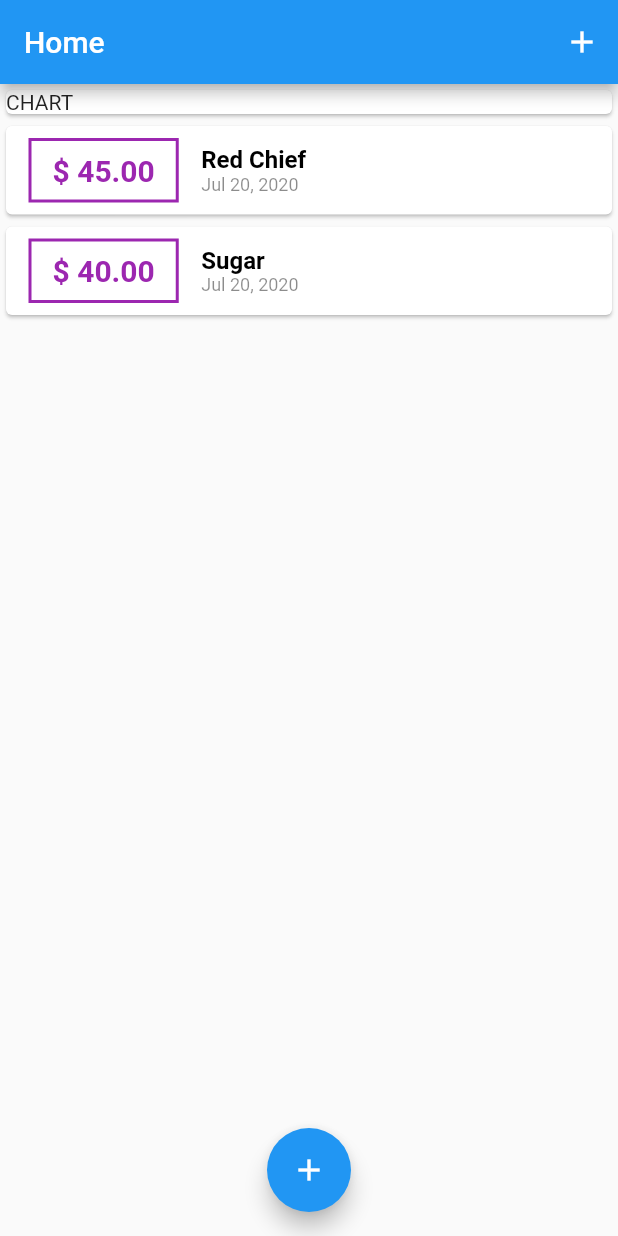
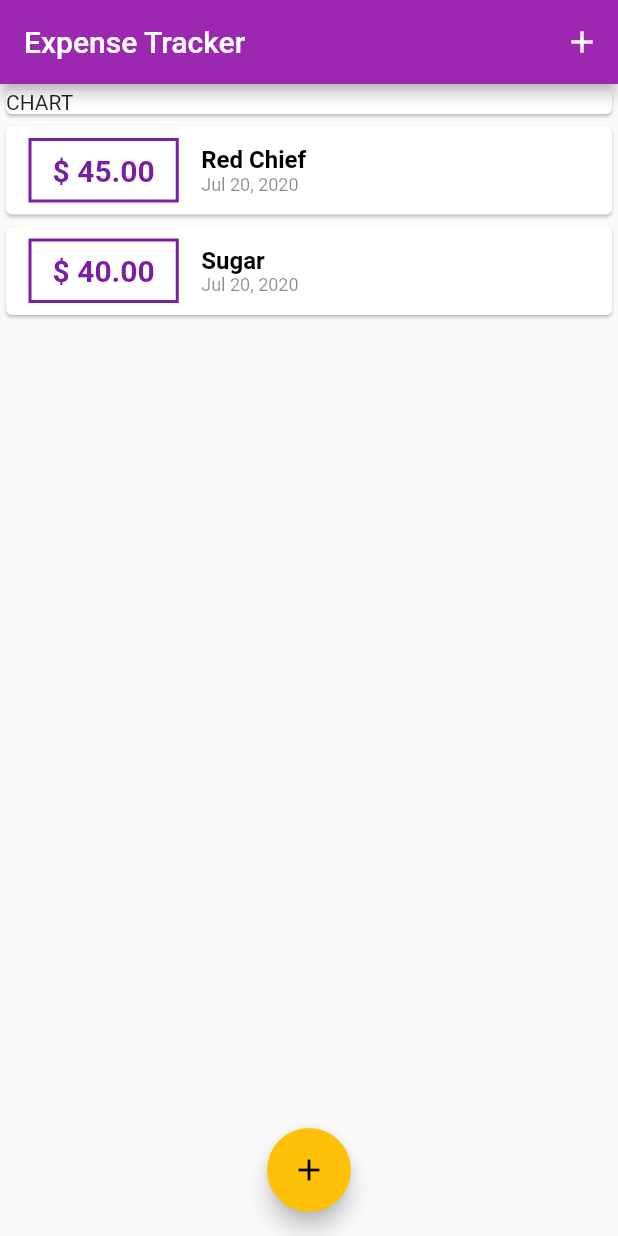
Before and after one commit to kotdroidZero/expense_tracker, a Flutter app: the screen it shows after launch, on a phone screen of 412 x 824 dp. Run offline on Flutter 3.47's test engine with Material 2 defaults, Android fonts, the light colour scheme and no system bars.

Commit message:
theming done

```diff
--- a/lib/main.dart
+++ b/lib/main.dart
@@ -12,6 +12,11 @@ class MyApp extends StatelessWidget {
     return MaterialApp(
       title: 'Expense Tracker',
       home: MyHomePage(),
+      theme: ThemeData(
+        primarySwatch: Colors.purple,
+        accentColor: Colors.amber,
+
+      ),
     );
   }
 }
@@ -61,19 +66,18 @@ class _MyHomePageState extends State<MyHomePage> {
   Widget build(BuildContext context) {
     return Scaffold(
       appBar: AppBar(
-        title: Text('Home'),
+        title: Text('Expense Tracker'),
         actions: <Widget>[
           IconButton(
             icon: Icon(Icons.add),
-            onPressed: () =>_startAddNewTransaction(context)
-            ,
+            onPressed: () => _startAddNewTransaction(context),
           ),
         ],
       ),
       floatingActionButtonLocation: FloatingActionButtonLocation.centerFloat,
       floatingActionButton: FloatingActionButton(
         child: Icon(Icons.add),
-        onPressed: () =>_startAddNewTransaction(context),
+        onPressed: () => _startAddNewTransaction(context),
       ),
       body: SingleChildScrollView(
         child: Column(
--- a/lib/widgets/transaction_list.dart
+++ b/lib/widgets/transaction_list.dart
@@ -26,14 +26,18 @@ class TransactionList extends StatelessWidget {
                 ),
                 decoration: BoxDecoration(
                   border: Border.all(
-                      color: Colors.purple, width: 2, style: BorderStyle.solid),
+                    color: Theme.of(context).primaryColorDark,
+                    width: 2,
+                    style: BorderStyle.solid,
+                  ),
                 ),
                 child: Text(
                   '\$ ${_userTransaction[index].amount.toStringAsFixed(2)}',
                   style: TextStyle(
-                      fontWeight: FontWeight.bold,
-                      fontSize: 20,
-                      color: Colors.purple),
+                    fontWeight: FontWeight.bold,
+                    fontSize: 20,
+                    color: Theme.of(context).primaryColorDark,
+                  ),
                 ),
               ),
               Column(
```
